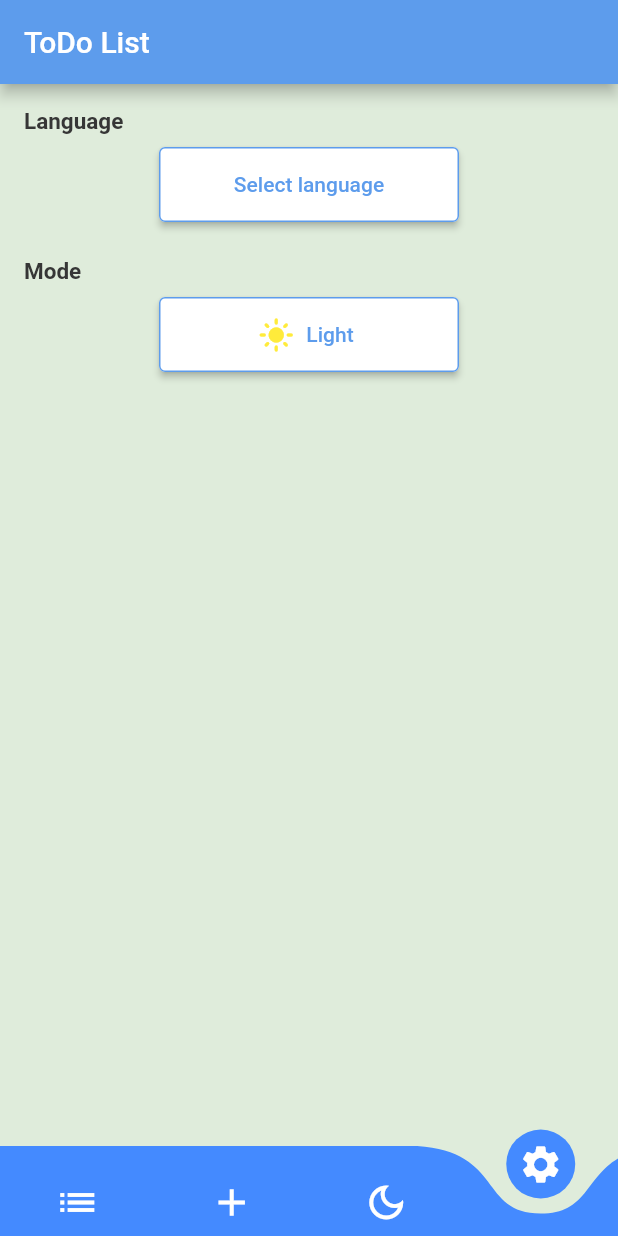
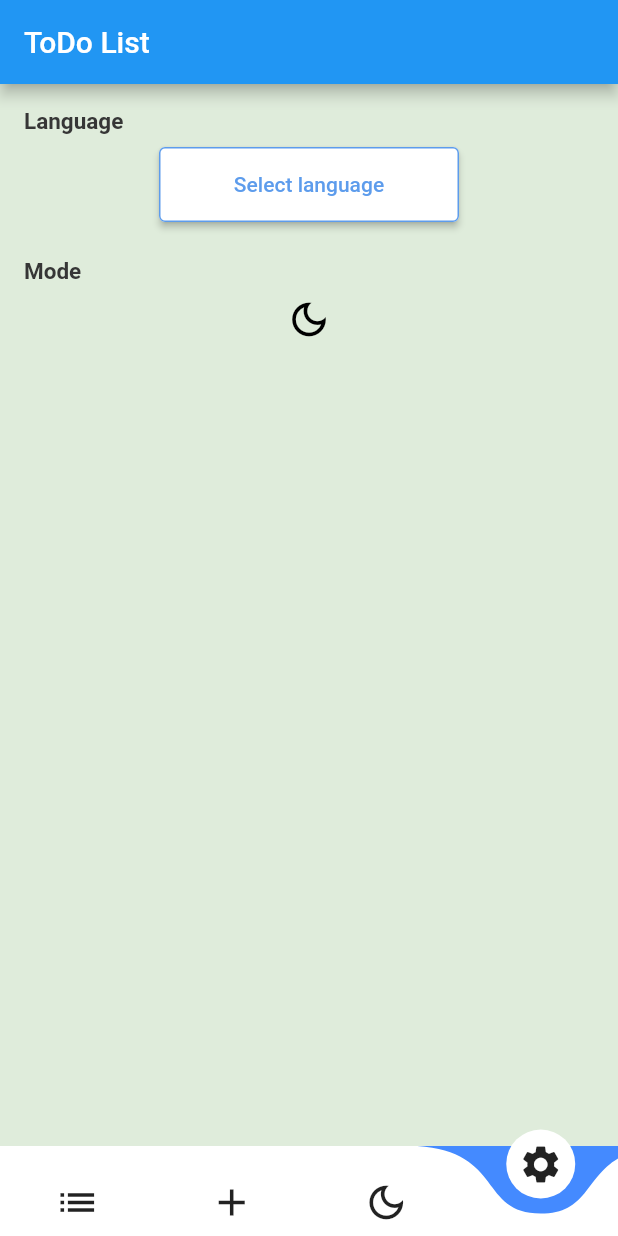
Before and after one commit to Moamen-Ashour/TODO_application, a Flutter app: the screen it shows after launch, item 4 of the bottom bar chosen, on a phone screen of 412 x 824 dp. Run offline on Flutter 3.47's test engine with Material 2 defaults, Android fonts, the phone set to English and light mode, and no system bars; drawn by our look-alikes of curved_navigation_bar; our stand-ins replace animated_splash_screen, get, google_fonts, lottie, page_transition.

Commit message:
- Add Localization file - Fix Splash Screen - Add Dark and Light Theme Data - Snackbar on tap and double tab

```diff
--- a/lib/layout/home_screen.dart
+++ b/lib/layout/home_screen.dart
@@ -1,12 +1,14 @@
-
 import 'package:coach_nearest/models/list_settings_provider.dart';
 import 'package:coach_nearest/modules/New_Task/add_new_task.dart';
 import 'package:coach_nearest/modules/settings/setting.dart';
 import 'package:coach_nearest/modules/task_list/taskList.dart';
+import 'package:coach_nearest/shared/styles/ThemeOfData.dart';
 import 'package:curved_navigation_bar/curved_navigation_bar.dart';
 import 'package:flutter/material.dart';
 import 'package:get/get.dart';
 import 'package:provider/provider.dart';
+
+import '../shared/styles/colors.dart';
 
 class HomeScreen extends StatefulWidget {
   static const String routeName = "HomeScreen";
@@ -16,8 +18,7 @@ class HomeScreen extends StatefulWidget {
 }
 
 class _HomeScreenState extends State<HomeScreen> {
-
-  final navigationKey  = GlobalKey<CurvedNavigationBarState>();
+  final navigationKey = GlobalKey<CurvedNavigationBarState>();
 
   int index = 2;
 
@@ -30,64 +31,79 @@ class _HomeScreenState extends State<HomeScreen> {
     Setting_Tab()
   ];
 
-
+  bool itsDark = true;
 
   @override
   Widget build(BuildContext context) {
-
     var provider = Provider.of<list_settings_provider>(context);
 
+    final items = <Widget>[
+      Icon(
+        Icons.list,
+        size: 30,
+      ),
+      Icon(Icons.add, size: 30),
+      GestureDetector(
+          onDoubleTap: () {
+            Get.changeTheme(lightTheme());
+            itsDark = false;
+    var snackBar = SnackBar(
+      backgroundColor: GREEN_BACKGROUND,
+    content: Text('One Click To Dark Mode!'.tr,style: TextStyle(color: Colors.black),),
+    );
+    ScaffoldMessenger.of(context).showSnackBar(snackBar);
 
+            },
+          onTap: () {
+            Get.changeTheme(darkTheme());
+            itsDark = true;
+            var snackBar = SnackBar(
+              backgroundColor: GREEN_BACKGROUND,
+              content: Text('Double Click To Light Mode!'.tr,style: TextStyle(color: Colors.amber),),);
+            ScaffoldMessenger.of(context).showSnackBar(snackBar);
 
-    final items = <Widget> [
-      Icon(Icons.list,size: 30,),
-      Icon(Icons.add,size: 30),
-      Icon(Icons.dark_mode_outlined,size: 30),
-      Icon(Icons.settings,size: 30),
+          },
+          child: itsDark == true
+              ? Icon(Icons.dark_mode_outlined, size: 30)
+              : Icon(Icons.sunny, size: 30)),
+      Icon(Icons.settings, size: 30),
     ];
 
-
     return SafeArea(
-      child: Stack(
-        children:[
+      child: Stack(children: [
         Scaffold(
           body: ToDoScreens[index],
           appBar: AppBar(
             title: Text("ToDo List".tr),
           ),
-            bottomNavigationBar: Theme(
-              data: Theme.of(context).copyWith(
-                iconTheme: IconThemeData(color: Colors.white)
-              ),
-              child: CurvedNavigationBar(
+          bottomNavigationBar: CurvedNavigationBar(
               key: navigationKey,
-                backgroundColor: Colors.transparent,
-                buttonBackgroundColor: Colors.blueAccent,
-                color: Colors.blueAccent,
               animationDuration: Duration(milliseconds: 600),
               animationCurve: Curves.easeInOut,
               items: items,
               height: 60,
               index: index,
-                onTap: (index){
+              onTap: (index) {
                 setState(() {
                   this.index = index;
                 });
-                  if(this.index == 1){
-                    showModalBottomSheet(context: context, builder: (context) => Center(
+                if (this.index == 1) {
+                  showModalBottomSheet(
+                      context: context,
+                      builder: (context) => Center(
                             child: ElevatedButton(
                               child: Text("Close".tr),
-                        onPressed: ()=> Navigator.pop(context),
+                              onPressed: () => Navigator.pop(context),
                             ),
-                    )
-                    );
+                          ));
                 }
-                },
+                if (this.index == 2) {
+                  // Get.changeTheme(darkTheme());
+                this.index =3;
+                }
+              }),
         ),
-            ),
-        ),
-        ]
-      ),
+      ]),
     );
   }
 }
--- a/lib/main.dart
+++ b/lib/main.dart
@@ -2,6 +2,8 @@ import 'package:coach_nearest/models/list_settings_provider.dart';
 import 'package:coach_nearest/modules/settings/setting.dart';
 import 'package:coach_nearest/modules/splash_screen/splash_screen_animated.dart';
 import 'package:coach_nearest/modules/task_list/taskList.dart';
+import 'package:flutter/material.dart';
+import 'package:flutter/material.dart';
 import 'package:flutter/material.dart';
 import 'package:flutter_localizations/flutter_localizations.dart';
 import 'package:get/get.dart';
@@ -42,9 +44,9 @@ class MyApp extends StatelessWidget {
 
       },
       debugShowCheckedModeBanner: false,
-      theme: ThemeOfData.LightTheme,
-      darkTheme: ThemeOfData.DarkTheme,
-      themeMode: ThemeMode.light,
+      // theme: lightTheme(),
+      darkTheme: darkTheme(),
+      themeMode: ThemeMode.system,
     );
   }
 }
--- a/lib/models/Translate_Application/applivatio_translation.dart
+++ b/lib/models/Translate_Application/applivatio_translation.dart
@@ -20,7 +20,9 @@ class AppTranslations extends Translations{
       "Select language":"Select language",
       "Select Time":"Select Time",
       "Another" : "Add Another Languages",
-      "Close"  : "Close"
+      "Close"  : "Close",
+      'Double Click To Light Mode!' : 'Double Click To Light Mode!',
+      'One Click To Dark Mode!' : 'One Click To Dark Mode!'
     },
 
 
@@ -32,6 +34,8 @@ class AppTranslations extends Translations{
       "Light"   : 'مضيء',
       'Dark'    : 'غامق',
       "Setting" : "الإعدادات",
+      'Double Click To Light Mode!' : 'إضغظ مرتين للوضع الساطع',
+      'One Click To Dark Mode!' : 'إضغظ مرة للوضع الداكن',
       "ToDo List": "قائمة المهام",
       "Add new Task":"إضافة مهمه جديدة",
       'enter your task':'اكتب مهمتك',
--- a/lib/modules/settings/setting.dart
+++ b/lib/modules/settings/setting.dart
@@ -2,12 +2,19 @@ import 'package:coach_nearest/shared/styles/colors.dart';
 import 'package:flutter/material.dart';
 import 'package:get/get.dart';
 
-class Setting_Tab extends StatelessWidget {
+import '../../shared/styles/ThemeOfData.dart';
+
+class Setting_Tab extends StatefulWidget {
 
  Setting_Tab({Key? key}) : super(key: key);
 
   static const String routeName = "Setting";
 
+  @override
+  State<Setting_Tab> createState() => _Setting_TabState();
+}
+
+class _Setting_TabState extends State<Setting_Tab> {
   final locales2 = [
     Locale('en'),
     Locale('ar'),
@@ -50,8 +57,7 @@ class Setting_Tab extends StatelessWidget {
         ));
   }
 
-
-
+  bool itsDark = true;
 
   @override
   Widget build(BuildContext context) {
@@ -96,23 +102,31 @@ class Setting_Tab extends StatelessWidget {
                        Text("Mode".tr,style: TextStyle(fontWeight: FontWeight.bold,fontSize: 15,color: COLOR_BLACK)),
                        Padding(
                          padding: const EdgeInsets.all(8.0),
-                         child: Center(child: ElevatedButton.icon(
-                           onPressed: (){},
-                           label: const Text('Light',style: TextStyle(color: PRIMARY_COLOR),),
-                           style:ElevatedButton. styleFrom(
-                             side: BorderSide(
-                                 color: PRIMARY_COLOR
-                             ),
-                             minimumSize: Size(200, 50),
-                             backgroundColor: Colors.white,
-                           ), icon: Icon(
-                           Icons.light_mode,
-                           color: Colors.yellow,
-                           size: 24.0,
+                         child: Center(child:GestureDetector(
+                             onDoubleTap: () {
+                               setState(() {
+                                 Get.changeTheme(lightTheme());
+                                 itsDark = false;
+                                 const snackBar = SnackBar(
+                                   content: Text('One Click To Dark Mode!',style: TextStyle(color: Colors.black),),
+                                 );
+                                 ScaffoldMessenger.of(context).showSnackBar(snackBar);
+                               });
+                               },
+                             onTap: () {
+                               setState(() {
+                                 Get.changeTheme(darkTheme());
+                                 itsDark = true;
+                                 const snackBar = SnackBar(
+                                   content: Text('Double Click To Light Mode!',style: TextStyle(color: Colors.amber),),
+                                 );
+                                 ScaffoldMessenger.of(context).showSnackBar(snackBar);
+                               });
+                             },
+                             child: itsDark == true
+                                 ? Icon(Icons.dark_mode_outlined, size: 30,color: Colors.black,)
+                                 : Icon(Icons.sunny, size: 30,color: Colors.amber,)),
                          ),
-
-
-                         ),),
                        )
                      ],
                    ),
--- a/lib/modules/splash_screen/splash_screen_animated.dart
+++ b/lib/modules/splash_screen/splash_screen_animated.dart
@@ -25,9 +25,7 @@ class Splash_Screen extends StatelessWidget {
               splash: Column(
                 children: [
                   Expanded(child: Image.asset("assets/images/img/logo.png")),
-
-
-                  Expanded(child: LottieBuilder.asset("assets/images/img/splashscreen/todo2.json")),
+                  Expanded(child: LottieBuilder.asset("assets/images/img/splashscreen/your_time.json")),
                 ],
               ),
               nextScreen: HomeScreen(),
--- a/lib/shared/styles/ThemeOfData.dart
+++ b/lib/shared/styles/ThemeOfData.dart
@@ -1,8 +1,22 @@
 import 'package:flutter/material.dart';
+import 'package:flutter/material.dart';
+import 'package:flutter/material.dart';
+import 'package:google_fonts/google_fonts.dart';
 import 'colors.dart';
 
-class ThemeOfData {
-  static ThemeData LightTheme = ThemeData(
+ThemeData lightTheme() {
+  TextTheme lightTextTheme(TextTheme base) {
+    return base.copyWith(
+      headline1: base.headline1!.copyWith(
+        fontSize: 22.0,
+        color: COLOR_BLACK,
+      ),
+    );
+  }
+
+  final ThemeData base = ThemeData.light();
+  return base.copyWith(
+      textTheme: lightTextTheme(base.textTheme),
       primaryColor: PRIMARY_COLOR,
       scaffoldBackgroundColor: GREEN_BACKGROUND,
       colorScheme: ColorScheme(
@@ -18,18 +32,12 @@ class ThemeOfData {
           surface: Colors.grey,
           onSurface: Colors.white),
       appBarTheme: AppBarTheme(
-          backgroundColor: PRIMARY_COLOR,
+          backgroundColor: Colors.blueAccent,
           iconTheme: IconThemeData(color: Colors.white)),
-      textTheme: TextTheme(
-          headline1: TextStyle(
-              fontSize: 30, color: Colors.white, fontWeight: FontWeight.bold),
-          subtitle1: TextStyle(
-              fontSize: 20, color: PRIMARY_COLOR, fontWeight: FontWeight.bold),
-          subtitle2: TextStyle(
-              fontSize: 20, color: COLOR_GREEN, fontWeight: FontWeight.bold)),
       bottomNavigationBarTheme: BottomNavigationBarThemeData(
-        backgroundColor: Colors.white,
-        selectedItemColor: PRIMARY_COLOR,
+
+        backgroundColor: Colors.transparent,
+        selectedItemColor: GREEN_BACKGROUND,
         unselectedItemColor: Colors.grey,
         // type: BottomNavigationBarType.fixed
       )
@@ -37,42 +45,52 @@ class ThemeOfData {
       //    selectedItemColor: Colors.black,
       //     unselectedItemColor: Colors.white,
       //     // backgroundColor: colorGold,
-      //   ),
+
       );
+}
 
-  static ThemeData DarkTheme = ThemeData(
+ThemeData darkTheme() {
+  TextTheme darkTextTheme(TextTheme base2) {
+    return base2.copyWith(
+      headline1: base2.headline1!.copyWith(
+        fontSize: 22.0,
+        color: Colors.black,
+      ),
+    );
+  }
+
+  final ThemeData basedark = ThemeData.dark();
+  return basedark.copyWith(
+      textTheme: darkTextTheme(basedark.textTheme),
       primaryColor: DARK_PRIMARY_COLOR,
-      scaffoldBackgroundColor: DARK_BLUE_BACKGROUND,
+      scaffoldBackgroundColor: DARK_PRIMARY_COLOR,
       colorScheme: ColorScheme(
-          brightness: Brightness.light,
+          brightness: Brightness.dark,
           primary: DARK_PRIMARY_COLOR,
           onPrimary: Colors.white,
           secondary: DARK_BLUE_BACKGROUND,
           onSecondary: Colors.white,
           error: Colors.red,
           onError: Colors.white,
-          background: DARK_BLUE_BACKGROUND,
+          background: DARK_PRIMARY_COLOR,
           onBackground: DARK_PRIMARY_COLOR,
-          surface: Colors.white,
+          surface: DARK_PRIMARY_COLOR,
           onSurface: Colors.white),
       appBarTheme: AppBarTheme(
-          backgroundColor: DARK_PRIMARY_COLOR,
-          iconTheme: IconThemeData(color: Colors.white)),
-      textTheme: TextTheme(
-          headline1: TextStyle(
-              fontSize: 30, color: Colors.white, fontWeight: FontWeight.bold),
-          subtitle1: TextStyle(
-              fontSize: 20,
-              color: DARK_PRIMARY_COLOR,
-              fontWeight: FontWeight.bold),
-          subtitle2: TextStyle(
-              fontSize: 20, color: COLOR_GREEN, fontWeight: FontWeight.bold)),
+
+          backgroundColor: DARK_BLUE_BACKGROUND,
+          iconTheme: IconThemeData(color: DARK_BLUE_BACKGROUND)),
       bottomNavigationBarTheme: BottomNavigationBarThemeData(
-        backgroundColor: Colors.white,
-        selectedItemColor: DARK_PRIMARY_COLOR,
-        unselectedItemColor: DARK_COLOR_GREY,
+
+        backgroundColor: DARK_BLUE_BACKGROUND,
+        selectedItemColor: GREEN_BACKGROUND,
+        unselectedItemColor: Colors.grey,
         // type: BottomNavigationBarType.fixed
       )
+    // bottomNavigationBarTheme: BottomNavigationBarThemeData(
+    //    selectedItemColor: Colors.black,
+    //     unselectedItemColor: Colors.white,
+    //     // backgroundColor: colorGold,
       // bottomNavigationBarTheme: BottomNavigationBarThemeData(
       //    selectedItemColor: Colors.black,
       //     unselectedItemColor: Colors.white,
@@ -80,3 +98,52 @@ class ThemeOfData {
       //   ),
       );
 }
+
+//
+//   //   ),
+//   );
+//
+//
+//
+//
+//
+//   static ThemeData DarkTheme = ThemeData(
+//       primaryColor: DARK_PRIMARY_COLOR,
+//       scaffoldBackgroundColor: DARK_BLUE_BACKGROUND,
+//       colorScheme: ColorScheme(
+//           brightness: Brightness.light,
+//           primary: DARK_PRIMARY_COLOR,
+//           onPrimary: Colors.white,
+//           secondary: DARK_BLUE_BACKGROUND,
+//           onSecondary: Colors.white,
+//           error: Colors.red,
+//           onError: Colors.white,
+//           background: DARK_BLUE_BACKGROUND,
+//           onBackground: DARK_PRIMARY_COLOR,
+//           surface: Colors.white,
+//           onSurface: Colors.white),
+//       appBarTheme: AppBarTheme(
+//           backgroundColor: DARK_PRIMARY_COLOR,
+//           iconTheme: IconThemeData(color: Colors.white)),
+//       textTheme: TextTheme(
+//           headline1: TextStyle(
+//               fontSize: 30, color: Colors.white, fontWeight: FontWeight.bold),
+//           subtitle1: TextStyle(
+//               fontSize: 20,
+//               color: DARK_PRIMARY_COLOR,
+//               fontWeight: FontWeight.bold),
+//           subtitle2: TextStyle(
+//               fontSize: 20, color: COLOR_GREEN, fontWeight: FontWeight.bold)),
+//       bottomNavigationBarTheme: BottomNavigationBarThemeData(
+//         backgroundColor: Colors.white,
+//         selectedItemColor: DARK_PRIMARY_COLOR,
+//         unselectedItemColor: DARK_COLOR_GREY,
+//         // type: BottomNavigationBarType.fixed
+//       )
+//       // bottomNavigationBarTheme: BottomNavigationBarThemeData(
+//       //    selectedItemColor: Colors.black,
+//       //     unselectedItemColor: Colors.white,
+//       //     // backgroundColor: colorGold,
+//       //   ),
+//       );
+// }
--- a/pubspec.yaml
+++ b/pubspec.yaml
@@ -43,6 +43,7 @@ dependencies:
   provider: ^6.0.4
   curved_navigation_bar: ^1.0.3
   get: ^4.6.5
+  google_fonts: ^3.0.1
 
 dev_dependencies:
   flutter_test:
```
Also changed, not shown: lib/models/Translate_Application/button_text_tr.dart (deleted, +0 -17 lines), pubspec.lock. Lines whose indentation alone changed are shown as unchanged.
